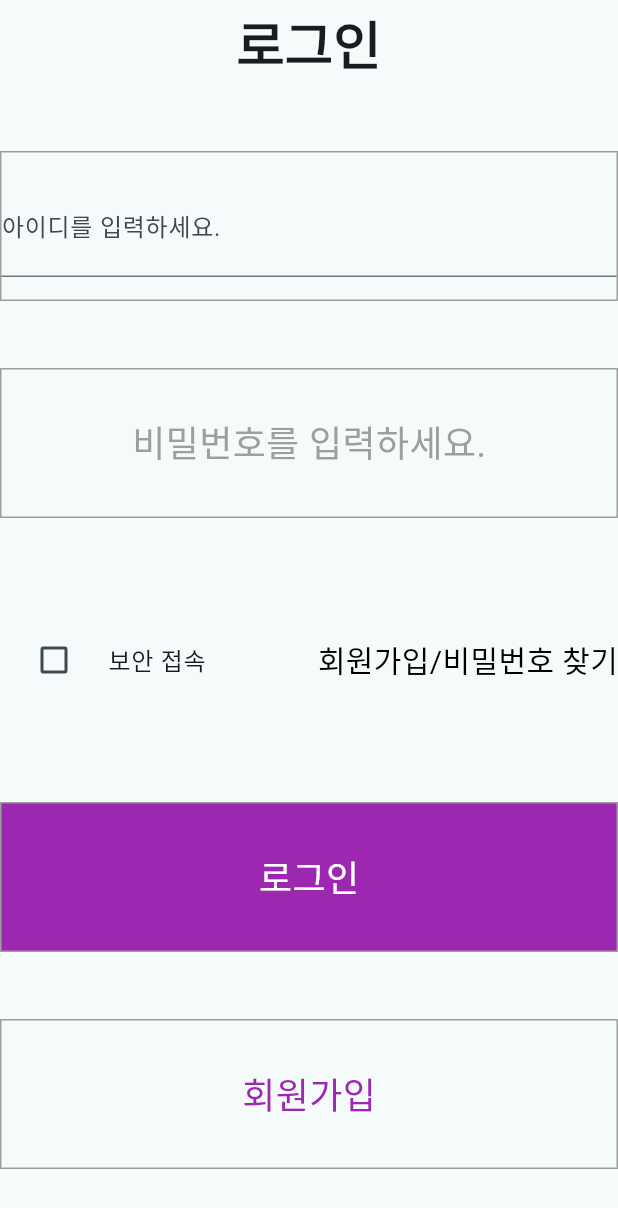
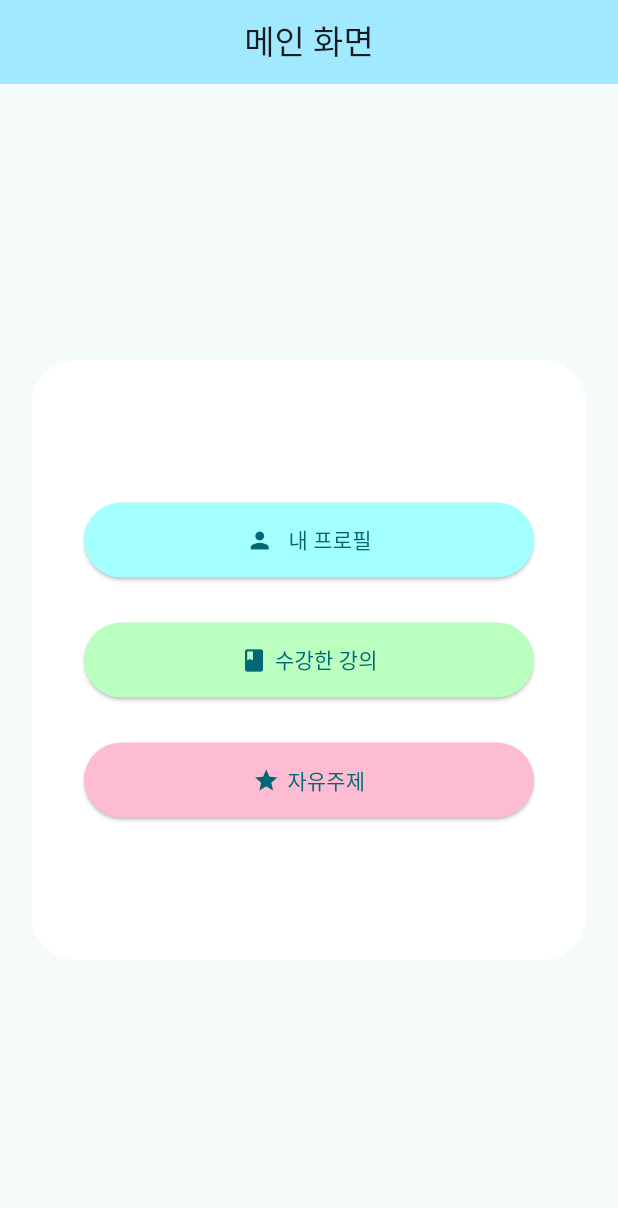
Before and after one commit to jinwon0134/flutter12, a Flutter app: the screen it shows after launch, on a phone screen of 412 x 824 dp. Shown: the top 1208 px of the screen. Run offline on Flutter 3.47's test engine with Material 3 defaults, Android fonts, the phone set to English and light mode, and no system bars.

Commit message:
flutter변경

```diff
--- a/practice1/lib/main.dart
+++ b/practice1/lib/main.dart
@@ -1,8 +1,11 @@
-import 'package:flutter/cupertino.dart';
 import 'package:flutter/material.dart';
-import 'package:flutter/widgets.dart';
+import 'mainscreen.dart';
+import 'login.dart';
+import 'eyes.dart';
 
-void main() => runApp(MyApp());
+void main() {
+  runApp(const MyApp());
+}
 
 class MyApp extends StatelessWidget {
   const MyApp({super.key});
@@ -10,131 +13,12 @@ class MyApp extends StatelessWidget {
   @override
   Widget build(BuildContext context) {
     return MaterialApp(
-        title: '로그인',
         debugShowCheckedModeBanner: false,
+        title: "자기소개 앱",
         theme: ThemeData(
-          colorScheme: ColorScheme.fromSeed(
-            seedColor: Colors.white,
-          ),
-        ),
-        home: LogIn() // 로그인 화면으로 변경
-        );
+            colorScheme: ColorScheme.fromSeed(
+          seedColor: Colors.white,
+        )),
+        home: const Mainpage());
   }
 }
-
-class LogIn extends StatefulWidget {
-  @override
-  State<LogIn> createState() => _LogInState();
-}
-
-class _LogInState extends State<LogIn> {
-  @override
-  Widget build(BuildContext context) {
-    return Scaffold(
-      appBar: AppBar(
-        title: Text(
-          '로그인',
-          style: TextStyle(fontSize: 35, fontWeight: FontWeight.bold),
-        ),
-        // 앱 바 제목
-
-        centerTitle: true,
-      ),
-      body: Center(
-          child: Column(
-              mainAxisAlignment: MainAxisAlignment.spaceEvenly,
-              children: [
-            Container(
-              width: 800,
-              height: 100,
-              decoration: BoxDecoration(border: Border.all(color: Colors.grey)),
-              child: Center(
-                child: TextField(
-                  decoration: InputDecoration(
-                    labelText: '아이디를 입력하세요.',
-                    hintText: 'example@example.com',
-                  ),
-                  style: TextStyle(color: Colors.grey, fontSize: 24),
-                ),
-              ),
-            ),
-            Container(
-              width: 800,
-              height: 100,
-              decoration: BoxDecoration(border: Border.all(color: Colors.grey)),
-              child: Center(
-                child: Text(
-                  '비밀번호를 입력하세요.',
-                  style: TextStyle(color: Colors.grey, fontSize: 24),
-                ),
-              ),
-            ),
-            Container(
-              width: 800,
-              height: 100,
-              child: Row(
-                  mainAxisAlignment: MainAxisAlignment.spaceBetween,
-                  children: [
-                    CheckboxWidget(),
-                    Text(
-                      '회원가입/비밀번호 찾기',
-                      style: TextStyle(color: Colors.black, fontSize: 20),
-                    ),
-                  ]),
-            ),
-            Container(
-              width: 800,
-              height: 100,
-              decoration: BoxDecoration(
-                  color: Colors.purple, border: Border.all(color: Colors.grey)),
-              child: Center(
-                child: Text(
-                  '로그인',
-                  style: TextStyle(color: Colors.white, fontSize: 24),
-                ),
-              ),
-            ),
-            Container(
-              width: 800,
-              height: 100,
-              decoration: BoxDecoration(border: Border.all(color: Colors.grey)),
-              child: Center(
-                child: Text(
-                  '회원가입',
-                  style: TextStyle(color: Colors.purple, fontSize: 24),
-                ),
-              ),
-            ),
-          ])),
-    );
-  }
-}
-
-class CheckboxWidget extends StatefulWidget {
-  @override
-  _CheckboxWidgetState createState() => _CheckboxWidgetState();
-}
-
-class _CheckboxWidgetState extends State<CheckboxWidget> {
-  bool _isChecked = false; // 체크박스의 초기 상태
-
-  @override
-  Widget build(BuildContext context) {
-    return Container(
-      width: 200,
-      child: CheckboxListTile(
-        title: Text('보안 접속'), // 체크박스 옆에 표시될 텍스트
-        value: _isChecked, // 체크박스의 현재 상태를 나타내는 값
-        onChanged: (bool? value) {
-          setState(() {
-            _isChecked = value ?? false; // 체크박스의 상태 변경
-          });
-        },
-        controlAffinity:
-            ListTileControlAffinity.leading, // 체크박스의 위치 설정 (leading: 왼쪽)
-        activeColor: Colors.purple, // 체크됐을 때의 색상
-        checkColor: Colors.white, // 체크 마크 색상
-      ),
-    );
-  }
-}
--- /dev/null
+++ b/practice1/lib/mainscreen.dart
@@ -0,0 +1,95 @@
+import 'package:flutter/material.dart';
+import 'login.dart';
+
+class Mainpage extends StatelessWidget {
+  const Mainpage({super.key});
+
+  @override
+  Widget build(BuildContext context) {
+    return Scaffold(
+      appBar: AppBar(
+          title: const Text("메인 화면"),
+          centerTitle: true,
+          backgroundColor: const Color.fromARGB(255, 161, 233, 255)),
+      body: Center(
+        child: Stack(
+          alignment: Alignment.center,
+          children: [
+            Container(
+              width: 370,
+              height: 400,
+              decoration: BoxDecoration(
+                  color: Color.fromARGB(255, 255, 255, 255),
+                  borderRadius: BorderRadius.circular(30)),
+            ),
+            Column(
+              mainAxisAlignment: MainAxisAlignment.center,
+              crossAxisAlignment: CrossAxisAlignment.center,
+              children: [
+                SizedBox(
+                  width: 300,
+                  height: 50,
+                  child: ElevatedButton(
+                      onPressed: () {},
+                      style: ElevatedButton.styleFrom(
+                          backgroundColor: Color.fromARGB(255, 164, 255, 255)),
+                      child: const Row(
+                        mainAxisSize: MainAxisSize.min,
+                        children: <Widget>[
+                          Icon(Icons.person),
+                          SizedBox(
+                            width: 10,
+                          ),
+                          Text("내 프로필")
+                        ],
+                      )),
+                ),
+                const SizedBox(height: 30),
+                //버튼 2
+                SizedBox(
+                    width: 300,
+                    height: 50,
+                    child: ElevatedButton(
+                        onPressed: () {},
+                        style: ElevatedButton.styleFrom(
+                            backgroundColor:
+                                const Color.fromARGB(255, 186, 255, 191)),
+                        child: const Row(
+                          mainAxisSize: MainAxisSize.min,
+                          children: <Widget>[
+                            Icon(Icons.book),
+                            SizedBox(width: 5),
+                            Text("수강한 강의")
+                          ],
+                        ))),
+                const SizedBox(height: 30),
+                //버튼3
+                SizedBox(
+                  width: 300,
+                  height: 50,
+                  child: ElevatedButton(
+                    onPressed: () {
+                      Navigator.push(context,
+                          MaterialPageRoute(builder: (context) => LogIn()));
+                    },
+                    style: ElevatedButton.styleFrom(
+                        backgroundColor:
+                            const Color.fromARGB(255, 253, 188, 210)),
+                    child: const Row(
+                      mainAxisSize: MainAxisSize.min,
+                      children: <Widget>[
+                        Icon(Icons.star),
+                        SizedBox(width: 5),
+                        Text("자유주제")
+                      ],
+                    ),
+                  ),
+                )
+              ],
+            ),
+          ],
+        ),
+      ),
+    );
+  }
+}
```
Also changed, not shown: practice1/lib/eyes.dart (added, +31 -0 lines), practice1/lib/joinmembership.dart (added, +21 -0 lines), practice1/lib/login.dart (added, +146 -0 lines).
